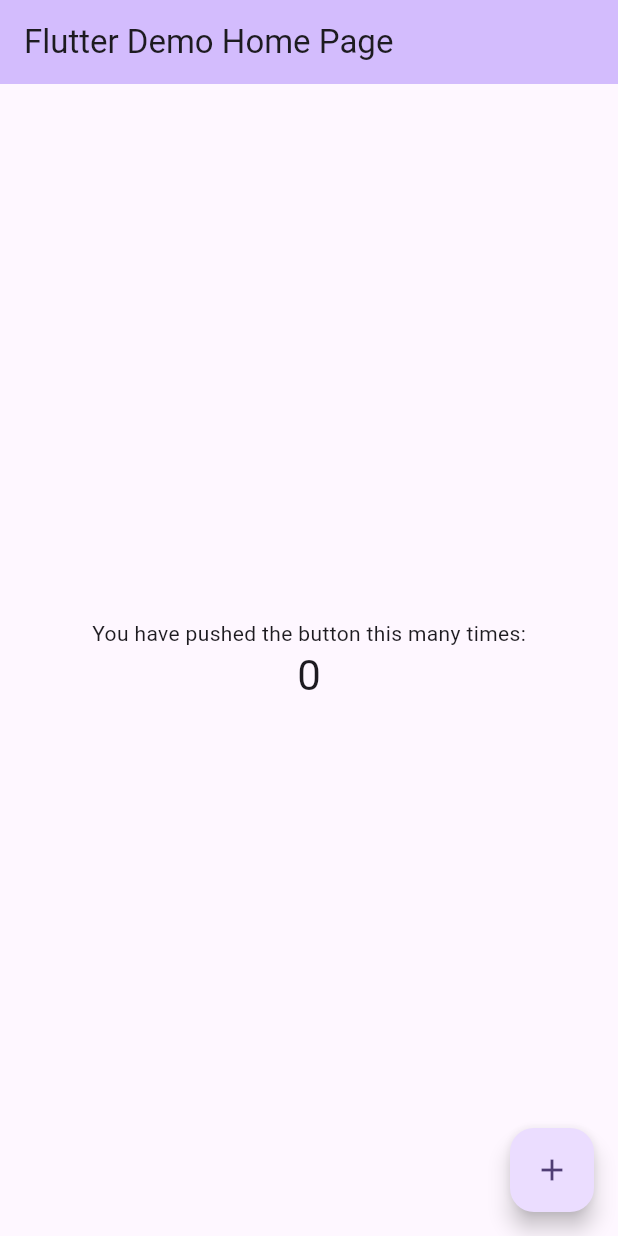
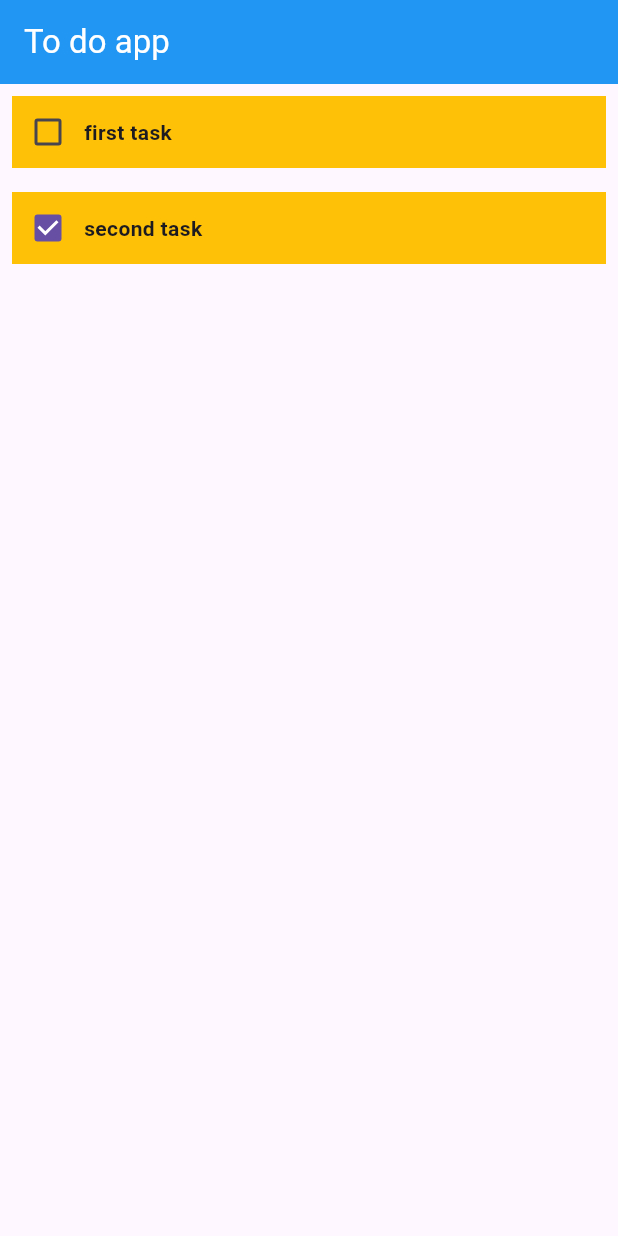
Before and after one commit to Qbot99/To-do-app_Flutter, a Flutter app: the screen it shows after launch, on a phone screen of 412 x 824 dp. Run offline on Flutter 3.47's test engine with Material 3 defaults, Android fonts, the phone set to English and light mode, and no system bars.

```diff
--- a/lib/main.dart
+++ b/lib/main.dart
@@ -1,125 +1,19 @@
 import 'package:flutter/material.dart';
+import 'package:todoapp_flutter/pages/firstPage.dart';
+
 
 void main() {
-  runApp(const MyApp());
+  runApp(MyApp());
 }
 
 class MyApp extends StatelessWidget {
   const MyApp({super.key});
 
-  // This widget is the root of your application.
   @override
   Widget build(BuildContext context) {
     return MaterialApp(
-      title: 'Flutter Demo',
-      theme: ThemeData(
-        // This is the theme of your application.
-        //
-        // TRY THIS: Try running your application with "flutter run". You'll see
-        // the application has a purple toolbar. Then, without quitting the app,
-        // try changing the seedColor in the colorScheme below to Colors.green
-        // and then invoke "hot reload" (save your changes or press the "hot
-        // reload" button in a Flutter-supported IDE, or press "r" if you used
-        // the command line to start the app).
-        //
-        // Notice that the counter didn't reset back to zero; the application
-        // state is not lost during the reload. To reset the state, use hot
-        // restart instead.
-        //
-        // This works for code too, not just values: Most code changes can be
-        // tested with just a hot reload.
-        colorScheme: ColorScheme.fromSeed(seedColor: Colors.deepPurple),
-        useMaterial3: true,
-      ),
-      home: const MyHomePage(title: 'Flutter Demo Home Page'),
+      debugShowCheckedModeBanner: false,
+    home: Firstpage()
     );
   }
 }
-
-class MyHomePage extends StatefulWidget {
-  const MyHomePage({super.key, required this.title});
-
-  // This widget is the home page of your application. It is stateful, meaning
-  // that it has a State object (defined below) that contains fields that affect
-  // how it looks.
-
-  // This class is the configuration for the state. It holds the values (in this
-  // case the title) provided by the parent (in this case the App widget) and
-  // used by the build method of the State. Fields in a Widget subclass are
-  // always marked "final".
-
-  final String title;
-
-  @override
-  State<MyHomePage> createState() => _MyHomePageState();
-}
-
-class _MyHomePageState extends State<MyHomePage> {
-  int _counter = 0;
-
-  void _incrementCounter() {
-    setState(() {
-      // This call to setState tells the Flutter framework that something has
-      // changed in this State, which causes it to rerun the build method below
-      // so that the display can reflect the updated values. If we changed
-      // _counter without calling setState(), then the build method would not be
-      // called again, and so nothing would appear to happen.
-      _counter++;
-    });
-  }
-
-  @override
-  Widget build(BuildContext context) {
-    // This method is rerun every time setState is called, for instance as done
-    // by the _incrementCounter method above.
-    //
-    // The Flutter framework has been optimized to make rerunning build methods
-    // fast, so that you can just rebuild anything that needs updating rather
-    // than having to individually change instances of widgets.
-    return Scaffold(
-      appBar: AppBar(
-        // TRY THIS: Try changing the color here to a specific color (to
-        // Colors.amber, perhaps?) and trigger a hot reload to see the AppBar
-        // change color while the other colors stay the same.
-        backgroundColor: Theme.of(context).colorScheme.inversePrimary,
-        // Here we take the value from the MyHomePage object that was created by
-        // the App.build method, and use it to set our appbar title.
-        title: Text(widget.title),
-      ),
-      body: Center(
-        // Center is a layout widget. It takes a single child and positions it
-        // in the middle of the parent.
-        child: Column(
-          // Column is also a layout widget. It takes a list of children and
-          // arranges them vertically. By default, it sizes itself to fit its
-          // children horizontally, and tries to be as tall as its parent.
-          //
-          // Column has various properties to control how it sizes itself and
-          // how it positions its children. Here we use mainAxisAlignment to
-          // center the children vertically; the main axis here is the vertical
-          // axis because Columns are vertical (the cross axis would be
-          // horizontal).
-          //
-          // TRY THIS: Invoke "debug painting" (choose the "Toggle Debug Paint"
-          // action in the IDE, or press "p" in the console), to see the
-          // wireframe for each widget.
-          mainAxisAlignment: MainAxisAlignment.center,
-          children: <Widget>[
-            const Text(
-              'You have pushed the button this many times:',
-            ),
-            Text(
-              '$_counter',
-              style: Theme.of(context).textTheme.headlineMedium,
-            ),
-          ],
-        ),
-      ),
-      floatingActionButton: FloatingActionButton(
-        onPressed: _incrementCounter,
-        tooltip: 'Increment',
-        child: const Icon(Icons.add),
-      ), // This trailing comma makes auto-formatting nicer for build methods.
-    );
-  }
-}
--- /dev/null
+++ b/lib/pages/firstPage.dart
@@ -0,0 +1,45 @@
+import 'package:flutter/material.dart';
+import 'package:todoapp_flutter/utilities/taskTile.dart';
+
+class Firstpage extends StatefulWidget {
+  const Firstpage({super.key});
+
+  @override
+  State<Firstpage> createState() => _FirstpageState();
+}
+
+class _FirstpageState extends State<Firstpage> {
+
+
+void onChanged (bool? value, int index) {
+  setState(() {
+    tasks[index][1] = !tasks[index][1];
+  });
+}
+List tasks = [
+  ["first task", false],
+  ['second task', true]
+];
+
+  @override
+  Widget build(BuildContext context) {
+    return Scaffold(
+      appBar: AppBar(
+        title: Text(
+          "To do app",
+          style: TextStyle(color: Colors.white),
+        ),
+        backgroundColor: Colors.blue,
+      ),
+      body: Column(
+        children: [
+          Expanded(
+            child: ListView.builder(itemCount: tasks.length ,itemBuilder:(context, index) {
+              return Tasktile(isCompleted: tasks[index][1], onChanged:(value) => onChanged(value, index), task: tasks[index][0]);
+            },),
+          )
+        ],
+      ),
+    );
+  }
+}
--- /dev/null
+++ b/lib/utilities/taskTile.dart
@@ -0,0 +1,24 @@
+import 'package:flutter/material.dart';
+
+class Tasktile extends StatelessWidget {
+  final String task;
+  final bool isCompleted;
+  Function (bool?)? onChanged;
+   Tasktile({super.key, required this.isCompleted, required this.onChanged, required this.task});
+
+  @override
+  Widget build(BuildContext context) {
+    return Padding(
+      padding: const EdgeInsets.all(8.0),
+      child: Container(
+
+        color: Colors.amber,
+        child: Row(
+          children: [Checkbox(value: isCompleted, onChanged: onChanged),
+          Text(task, style: TextStyle(fontWeight: FontWeight.bold),)],
+
+        ),
+      ),
+    );
+  }
+}
```
